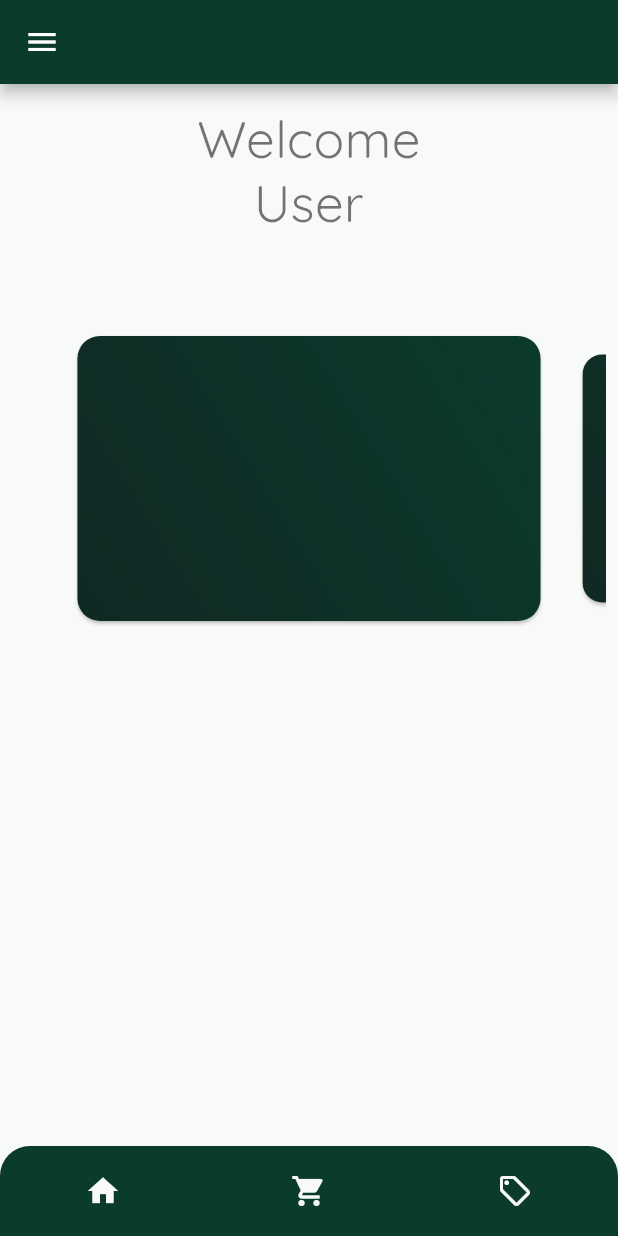
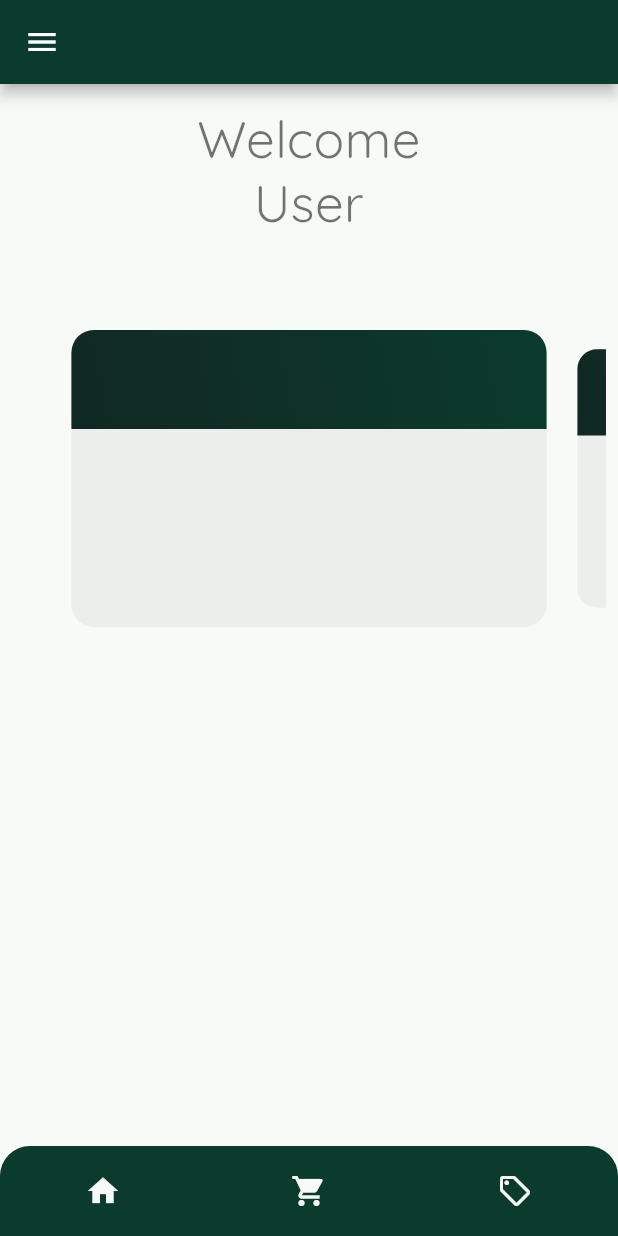
Before and after one commit to SayNode/Vidaia, a Flutter app: the HomePage screen opened by its route, on a phone screen of 412 x 824 dp. Run offline on Flutter 3.47's test engine with Material 2 defaults, Android fonts, the phone set to English and light mode, and no system bars; drawn by our look-alikes of carousel_slider; our stand-ins replace auto_route, easy_localization, flutter_login, google_fonts.

Commit message:
Extracted Card

```diff
--- a/vidaia/lib/main.dart
+++ b/vidaia/lib/main.dart
@@ -24,6 +24,7 @@ const primaryColorBright = Color(0xFF6c9772);
 const primaryColorDark = Color(0xFF112823);
 
 const backgroundColor = Color(0xFFf8faf7);
+const backgroundColorDark = Color(0xFFebeeea);
 
 class MyApp extends StatelessWidget {
   MyApp({Key? key}) : super(key: key);
--- a/vidaia/lib/pages/home_page.dart
+++ b/vidaia/lib/pages/home_page.dart
@@ -1,6 +1,8 @@
 import 'package:flutter/material.dart';
 import 'package:vidaia/widgets/vidaia_scaffold.dart';
 import 'package:carousel_slider/carousel_slider.dart';
+
+import '../widgets/vidaia_carousell_item.dart';
 
 class HomePage extends StatefulWidget {
   const HomePage({Key? key}) : super(key: key);
@@ -28,11 +30,12 @@ class _HomePageState extends State<HomePage> {
             padding: const EdgeInsets.all(8.0),
             child: Container(
               child: Center(
-                  child: Text(
-                'Welcome User',
-                style: Theme.of(context).textTheme.headline4,
-                textAlign: TextAlign.center,
-              )),
+                child: Text(
+                  'Welcome User',
+                  style: Theme.of(context).textTheme.headline4,
+                  textAlign: TextAlign.center,
+                ),
+              ),
               height: 100,
               width: 200,
             ),
@@ -49,40 +52,10 @@ class _HomePageState extends State<HomePage> {
                   enlargeCenterPage: true,
                   enableInfiniteScroll: false),
               items: [
-                Card(
-                  shape: RoundedRectangleBorder(
-                    borderRadius: BorderRadius.circular(15.0),
-                  ),
-                  child: Container(
-                    decoration: BoxDecoration(
-                        borderRadius: BorderRadius.circular(15.0),
-                        gradient: const LinearGradient(
-                          begin: Alignment.topRight,
-                          end: Alignment.bottomLeft,
-                          colors: [
-                            Color(0xFF0b3b2d),
-                            Color(0xFF112823),
-                          ],
-                        )),
-                  ),
-                ),
-                Card(
-                  shape: RoundedRectangleBorder(
-                    borderRadius: BorderRadius.circular(15.0),
-                  ),
-                  child: Container(
-                    decoration: BoxDecoration(
-                        borderRadius: BorderRadius.circular(15.0),
-                        gradient: const LinearGradient(
-                          begin: Alignment.topRight,
-                          end: Alignment.bottomLeft,
-                          colors: [
-                            Color(0xFF0b3b2d),
-                            Color(0xFF112823),
-                          ],
-                        )),
-                  ),
-                )
+                VidaiaCarouselItem(),
+                VidaiaCarouselItem(),
+                VidaiaCarouselItem(),
+                VidaiaCarouselItem(),
               ],
             ),
           ),
--- /dev/null
+++ b/vidaia/lib/widgets/vidaia_carousell_item.dart
@@ -0,0 +1,50 @@
+import 'package:flutter/material.dart';
+import 'package:vidaia/main.dart';
+
+class VidaiaCarouselItem extends StatelessWidget {
+  const VidaiaCarouselItem({Key? key}) : super(key: key);
+
+  @override
+  Widget build(BuildContext context) {
+    return Container(
+      decoration: BoxDecoration(
+        borderRadius: BorderRadius.circular(15.0),
+        color: backgroundColorDark,
+      ),
+      child: Column(
+        mainAxisAlignment: MainAxisAlignment.center,
+        children: [
+          Expanded(
+            child: Container(
+              decoration: BoxDecoration(
+                borderRadius: BorderRadius.only(
+                  topRight: Radius.circular(15),
+                  topLeft: Radius.circular(15),
+                ),
+                gradient: const LinearGradient(
+                  begin: Alignment.topRight,
+                  end: Alignment.bottomLeft,
+                  colors: [
+                    Color(0xFF0b3b2d),
+                    Color(0xFF112823),
+                  ],
+                ),
+              ),
+            ),
+          ),
+          Expanded(
+            flex: 2,
+            child: Container(
+              decoration: BoxDecoration(
+                borderRadius: BorderRadius.only(
+                  bottomRight: Radius.circular(15),
+                  bottomLeft: Radius.circular(15),
+                ),
+              ),
+            ),
+          ),
+        ],
+      ),
+    );
+  }
+}
```
